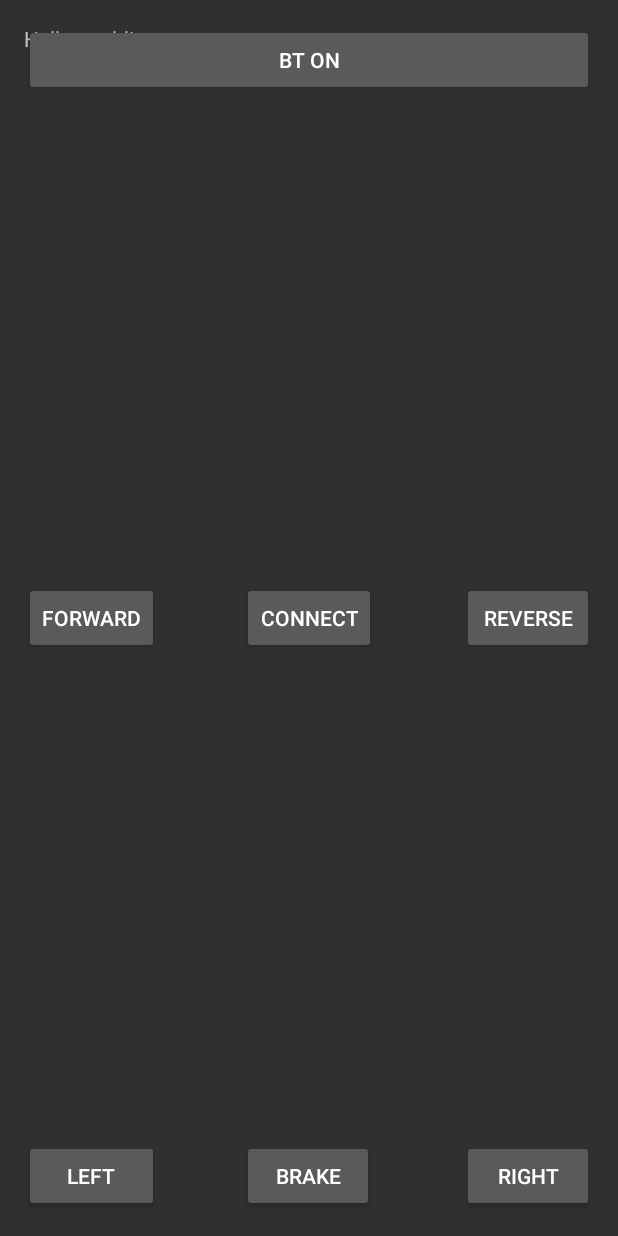
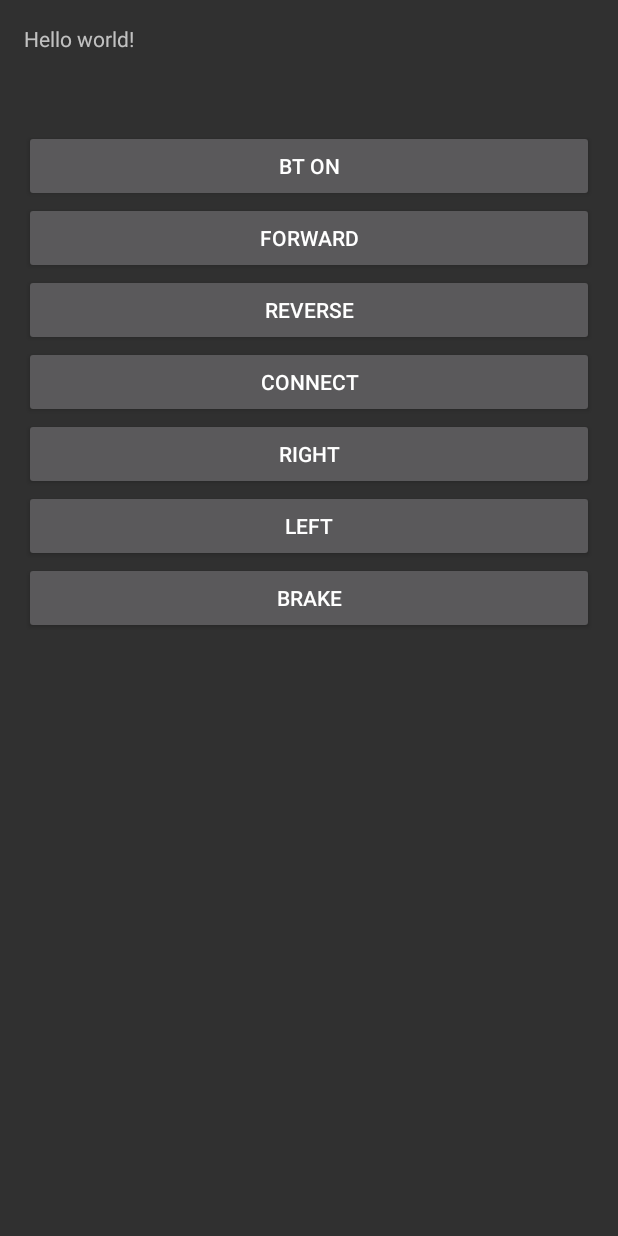
Before and after one commit to Ian-Stewart-Binks/CSC372, an Android app: the screen it shows after launch (MainActivity), on a phone screen of 412 x 824 dp. Run offline under Robolectric (Android 15) with nearby library versions, the light colour scheme and no system bars.

Commit message:
Android: Working for one sensor, still reading in val.

```diff
--- a/android/Gyremote/src/main/java/com/ian/gyremote/gyremote/MainActivity.java
+++ b/android/Gyremote/src/main/java/com/ian/gyremote/gyremote/MainActivity.java
@@ -6,14 +6,14 @@ import android.hardware.Sensor;
 import android.hardware.SensorEvent;
 import android.hardware.SensorEventListener;
 import android.hardware.SensorManager;
-import android.os.Build;
+import android.os.*;
 import android.support.v7.app.ActionBarActivity;
-import android.os.Bundle;
 import android.util.Log;
 import android.view.Menu;
 import android.view.MenuItem;
 
 import java.io.IOException;
+import java.io.InputStream;
 import java.io.OutputStream;
 import java.lang.reflect.Method;
 import java.util.ArrayList;
@@ -32,14 +32,25 @@ import android.widget.*;
 
 public class MainActivity extends Activity implements SensorEventListener {
 
-    private Button On,Off,Visible,list;
+    private Button something, forward, reverse, list, brake, right, left;
     private Set<BluetoothDevice> pairedDevices;
     private static final String TAG = "bluetooth";
     private SensorManager sManager;
     private TextView tv;
+    public static final int MESSAGE_READ = 1;
+    private Handler mHandler = new Handler() {
+        public void handleMessage(Message msg) {
+            final int what = msg.what;
+            switch(what) {
+                case MESSAGE_READ: tv.setText(msg.toString()); break;
+            }
+        }
+    };
 
     private BluetoothAdapter btAdapter = null;
     private BluetoothSocket btSocket = null;
+
+    private InputStream inputStream = null;
 
     // Used to write to the bluetooth stream.
     private OutputStream outStream = null;
@@ -54,14 +65,53 @@ public class MainActivity extends Activity implements SensorEventListener {
         super.onCreate(savedInstanceState);
         setContentView(R.layout.activity_main);
 
-        On = (Button)findViewById(R.id.button1);
-        Off = (Button)findViewById(R.id.button2);
-        Visible = (Button)findViewById(R.id.button3);
+        something = (Button)findViewById(R.id.button1);
+        forward = (Button)findViewById(R.id.button2);
+        reverse = (Button)findViewById(R.id.button3);
         list = (Button)findViewById(R.id.button4);
+        brake = (Button)findViewById(R.id.button5);
+        right = (Button)findViewById(R.id.button6);
+        left = (Button)findViewById(R.id.button);
 
         tv = (TextView)findViewById(R.id.textView3);
 
         btAdapter = BluetoothAdapter.getDefaultAdapter();
+
+
+        new Thread (new Runnable() {
+            @Override
+            public void run() {
+                final byte[] buffer = new byte[1024];
+                int bytes; // bytes returned from read()
+                while (true) {
+
+                    try {
+                        // Read from the InputStream
+                        if (inputStream != null && inputStream.available() > 0) {
+                            bytes = inputStream.read(buffer);
+                            Log.d(TAG, buffer.toString());
+                            mHandler.post(new Runnable()
+                            {
+                                public void run()
+                                {
+                                    try {
+
+                                        String decoded = new String(buffer, "UTF-8");
+                                        tv.setText(decoded);
+                                    } catch (Exception e) {
+                                        e.printStackTrace();
+                                    }
+                                }
+                            });
+
+                        }
+                        // Send the obtained bytes to the UI activity
+                    } catch (IOException e) {
+                        e.printStackTrace();
+                    }
+                }
+            }
+        }).start();
     }
 
     public void on(View view){
@@ -93,6 +143,10 @@ public class MainActivity extends Activity implements SensorEventListener {
                 Toast.LENGTH_LONG).show();
     }
 
+    public void readData() {
+
+    }
+
     public void goForward(View view){
         sendData("g");
     }
@@ -118,6 +172,26 @@ public class MainActivity extends Activity implements SensorEventListener {
         // Inflate the menu; this adds items to the action bar if it is present.
         getMenuInflater().inflate(R.menu.main, menu);
         return true;
+    }
+
+    public void run2() {
+        byte[] buffer = new byte[1024];  // buffer store for the stream
+        int bytes; // bytes returned from read()
+
+        // Keep listening to the InputStream until an exception occurs
+        while (true) {
+            try {
+                // Read from the InputStream
+                if (inputStream != null) {
+                    bytes = inputStream.read(buffer);
+                    tv.setText(bytes+"");
+
+                }
+                // Send the obtained bytes to the UI activity
+            } catch (IOException e) {
+                break;
+            }
+        }
     }
 
     @Override
@@ -152,6 +226,7 @@ public class MainActivity extends Activity implements SensorEventListener {
 
         try {
             outStream = btSocket.getOutputStream();
+            inputStream = btSocket.getInputStream();
         } catch (IOException e) {
             e.printStackTrace();
         }
@@ -177,7 +252,6 @@ public class MainActivity extends Activity implements SensorEventListener {
             try {
                 outStream.flush();
             } catch (IOException e) {
-                Toast.makeText(this, "Error in outStream.flush()", Toast.LENGTH_LONG).show();
                 e.printStackTrace();
             }
         }
@@ -190,6 +264,10 @@ public class MainActivity extends Activity implements SensorEventListener {
     }
 
     private void sendData(String message) {
+        if (message == currentChar) {
+            return;
+        }
+        currentChar = message;
         byte[] msgBuffer = message.getBytes();
 
         Log.d(TAG, address + "" + message);
@@ -203,38 +281,56 @@ public class MainActivity extends Activity implements SensorEventListener {
 
     int currentRoll = 0;
     int currentPitch = 0;
+    String currentChar = "";
 
     @Override
     public void onSensorChanged(SensorEvent event) {
-
-        // When on flat surface, values are:
-        // ROLL:   ~0 brake then -90 is 255
-        // PITCH:  ~0
-        if (event.values[1] < 10 && event.values[1] > -10) {
-            if (event.values[2] > 25) { sendData("g"); } // Forward (fast)
-            else if (event.values[2] > 0) { sendData("h"); } // Forward (slow)
-            else if (event.values[2] < 0 && event.values[2] > -1) { sendData("b"); }  // Brake
-            else if (event.values[2] < -25) { sendData("r"); } // Reverse (fast)
-            else if (event.values[2] < 0) { sendData("p"); } // Reverse (slow)
-
-        } else if (event.values[1] < 25 && event.values[1] > 10) { // Left Slow
-            if (event.values[2] > 25) { sendData("a"); }  // Forward (fast)
-            else if (event.values[2] > 0) { sendData("e"); }  // Forward (slow)
-            else if (event.values[2] < 0 && event.values[2] > -1) { sendData("b"); } // Brake
-            else if (event.values[2] < -25) { sendData("c"); } // Reverse (fast)
-            else if (event.values[2] < 0) { sendData("d"); } // Reverse (slow)
-
-        } else if (event.values[1] > -25 && event.values[1] < -10) { // Right Slow
-            if (event.values[2] > 25) { sendData("u"); } // Forward (fast)
-            else if (event.values[2] > 0) { sendData("x"); }  // Forward (slow)
-            else if (event.values[2] < 0 && event.values[2] > -1) { sendData("b"); } // Brake
-            else if (event.values[2] < -25) { sendData("y"); } // Reverse (fast)
-            else if (event.values[2] < 0) { sendData("z"); } // Reverse (slow)
-
-        }
-        tv.setText("Orientation X (Roll) :"+ Float.toString(event.values[2]) +"\n"+
-                "Orientation Y (Pitch) :"+ Float.toString(event.values[1]) +"\n"+
-                "Orientation Z (Yaw) :"+ Float.toString(event.values[0]));
+//
+//        // When on flat surface, values are:
+//        // ROLL:   ~0 brake then -90 is 255
+//        // PITCH:  ~0
+//
+//        // PROTOCOL:
+//        // STRAIGHT:
+//        // g: FORWARD FAST
+//        // h: FORWARD SLOW
+//        // r: REVERSE FAST
+//        // p: REVERSE SLOW
+//        // LEFT:
+//        // a: FORWARD FAST
+//        // e: FORWARD SLOW
+//        // c: REVERSE FAST
+//        // d: REVERSE SLOW
+//        // RIGHT:
+//        // u: FORWARD FAST
+//        // x: FORWARD SLOW
+//        // y: REVERSE FAST
+//        // z: REVERSE SLOW
+//        if (event.values[1] < 10 && event.values[1] > -10) {
+//            if (event.values[2] > 25) { sendData("g"); } // Forward (fast)
+//            else if (event.values[2] > 0) { sendData("h"); } // Forward (slow)
+//            else if (event.values[2] < 0 && event.values[2] > -1) { sendData("b"); }  // Brake
+//            else if (event.values[2] < -25) { sendData("r"); } // Reverse (fast)
+//            else if (event.values[2] < 0) { sendData("p"); } // Reverse (slow)
+//
+//        } else if (event.values[1] < 25 && event.values[1] > 10) { // Left Slow
+//            if (event.values[2] > 25) { sendData("a"); }  // Forward (fast)
+//            else if (event.values[2] > 0) { sendData("e"); }  // Forward (slow)
+//            else if (event.values[2] < 0 && event.values[2] > -1) { sendData("b"); } // Brake
+//            else if (event.values[2] < -25) { sendData("c"); } // Reverse (fast)
+//            else if (event.values[2] < 0) { sendData("d"); } // Reverse (slow)
+//
+//        } else if (event.values[1] > -25 && event.values[1] < -10) { // Right Slow
+//            if (event.values[2] > 25) { sendData("u"); } // Forward (fast)
+//            else if (event.values[2] > 0) { sendData("x"); }  // Forward (slow)
+//            else if (event.values[2] < 0 && event.values[2] > -1) { sendData("b"); } // Brake
+//            else if (event.values[2] < -25) { sendData("y"); } // Reverse (fast)
+//            else if (event.values[2] < 0) { sendData("z"); } // Reverse (slow)
+//
+//        }
+//        tv.setText("Orientation X (Roll) :"+ Float.toString(event.values[2]) +"\n"+
+//                "Orientation Y (Pitch) :"+ Float.toString(event.values[1]) +"\n"+
+//                "Orientation Z (Yaw) :"+ Float.toString(event.values[0]));
     }
 
     @Override
--- a/android/Gyremote/src/main/res/layout/activity_main.xml
+++ b/android/Gyremote/src/main/res/layout/activity_main.xml
@@ -18,46 +18,52 @@
             android:layout_height="wrap_content"
             android:text="BT On"
             android:id="@+id/button1"
-            android:layout_alignTop="@+id/textView3"
-            android:onClick="on" android:layout_alignParentLeft="true" android:layout_alignParentStart="true"
-            android:layout_alignParentRight="true"
-            android:layout_alignParentEnd="true"/>
+            android:onClick="on"
+            android:layout_below="@+id/textView3" android:layout_alignParentLeft="true"
+            android:layout_alignParentStart="true" android:layout_marginTop="51dp"
+            android:layout_alignParentRight="true" android:layout_alignParentEnd="true"/>
     <Button android:layout_width="wrap_content"
             android:layout_height="wrap_content"
             android:text="Forward"
             android:id="@+id/button2"
             android:onClick="goForward"
-            android:layout_alignBaseline="@+id/button3" android:layout_alignBottom="@+id/button3"
-            android:layout_alignParentLeft="true" android:layout_alignParentStart="true"/>
+            android:layout_below="@+id/button1" android:layout_alignParentLeft="true"
+            android:layout_alignParentStart="true" android:layout_alignParentRight="true"
+            android:layout_alignParentEnd="true"/>
     <Button android:layout_width="wrap_content"
             android:layout_height="wrap_content"
             android:text="Reverse"
-            android:id="@+id/button3" android:layout_centerVertical="true" android:layout_alignParentRight="true"
-            android:onClick="reverse"/>
+            android:id="@+id/button3"
+            android:onClick="reverse" android:layout_below="@+id/button2" android:layout_alignParentLeft="true"
+            android:layout_alignParentStart="true" android:layout_alignParentRight="true"
+            android:layout_alignParentEnd="true"/>
     <Button android:layout_width="wrap_content" android:layout_height="wrap_content"
             android:text="Connect"
             android:id="@+id/button4"
-            android:onClick="list" android:layout_alignBaseline="@+id/button3" android:layout_alignBottom="@+id/button3"
-            android:layout_centerHorizontal="true"/>
+            android:onClick="list"
+            android:layout_below="@+id/button3" android:layout_alignRight="@+id/button3"
+            android:layout_alignEnd="@+id/button3" android:layout_alignParentLeft="true"
+            android:layout_alignParentStart="true"/>
     <Button
             android:layout_width="wrap_content"
             android:layout_height="wrap_content"
             android:text="Brake"
             android:id="@+id/button5"
-            android:onClick="brake" android:layout_alignParentBottom="true" android:layout_alignLeft="@+id/button4"
-            android:layout_alignStart="@+id/button4"/>
+            android:onClick="brake"
+            android:layout_below="@+id/button" android:layout_alignParentLeft="true"
+            android:layout_alignParentStart="true" android:layout_alignParentRight="true"
+            android:layout_alignParentEnd="true"/>
     <Button
             android:layout_width="wrap_content"
             android:layout_height="wrap_content"
             android:text="Left"
             android:id="@+id/button"
             android:layout_toStartOf="@+id/button5"
-            android:layout_toLeftOf="@+id/button5" android:layout_alignParentBottom="true"
-            android:layout_alignParentLeft="true"
-            android:layout_alignParentStart="true" android:layout_alignTop="@+id/button5"
-            android:layout_alignRight="@+id/button2"
-            android:layout_alignEnd="@+id/button2"
-            android:onClick="goLeft"/>
+            android:layout_toLeftOf="@+id/button5"
+
+            android:onClick="goLeft" android:layout_below="@+id/button6" android:layout_alignParentLeft="true"
+            android:layout_alignParentStart="true" android:layout_alignParentRight="true"
+            android:layout_alignParentEnd="true"/>
     <Button
             android:layout_width="wrap_content"
             android:layout_height="wrap_content"
@@ -65,9 +71,8 @@
             android:id="@+id/button6"
             android:layout_toEndOf="@+id/button5"
             android:layout_toRightOf="@+id/button5"
-            android:layout_alignParentRight="true" android:layout_alignParentEnd="true"
-            android:layout_alignParentBottom="true" android:layout_alignLeft="@+id/button3"
-            android:layout_alignStart="@+id/button3"
-            android:onClick="goRight"/>
+            android:onClick="goRight" android:layout_below="@+id/button4" android:layout_alignParentLeft="true"
+            android:layout_alignParentStart="true" android:layout_alignParentRight="true"
+            android:layout_alignParentEnd="true"/>
 
 </RelativeLayout>
```
